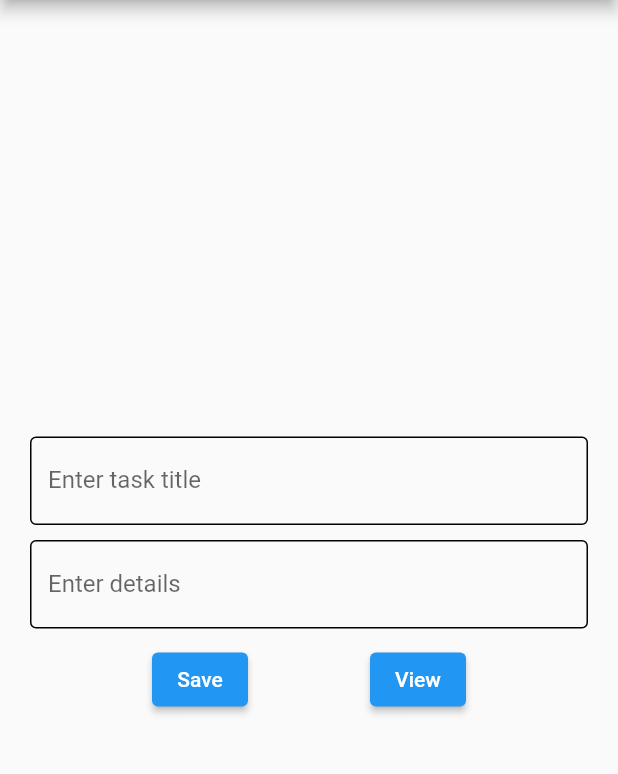
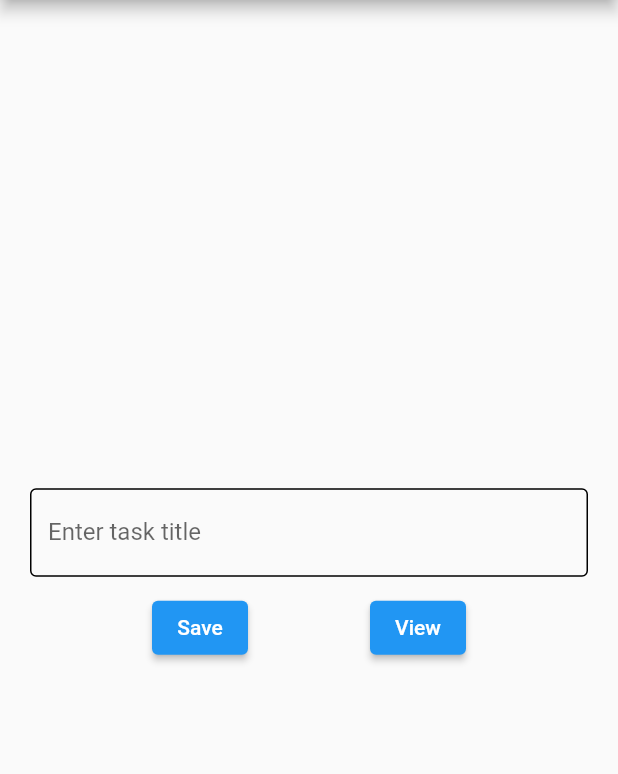
Before and after one commit to derfliwbej/flutter-todo, a Flutter app: the screen it shows after launch, after a tap on "Save", on a phone screen of 412 x 824 dp, the part 84-858 px from its top. Run offline on Flutter 3.47's test engine with Material 2 defaults, Android fonts, the light colour scheme and no system bars; our stand-ins replace sqflite; accounts and stored records are empty.

Commit message:
Refactor: Edited AddTask, TaskInputField, and ButtonsWidget template

```diff
--- a/panganibanjwd_exer4_wx4l/lib/add_task.dart
+++ b/panganibanjwd_exer4_wx4l/lib/add_task.dart
@@ -1,7 +1,5 @@
 import 'package:flutter/material.dart';
 import 'view_tasks.dart';
-import 'TaskModel.dart';
-import 'dbhandler.dart';
 
 class AddTask extends StatefulWidget {
   const AddTask({Key? key}) : super(key: key);
@@ -12,29 +10,22 @@ class AddTask extends StatefulWidget {
 
 class _AddTaskState extends State<AddTask> {
   late TextEditingController _titleController;
-  late TextEditingController _detailsController;
-  late DatabaseHandler _dbHandler;
 
   @override
   void initState() {
     super.initState();
     _titleController = TextEditingController();
-    _detailsController = TextEditingController();
-    _dbHandler = DatabaseHandler();
   }
 
   @override
   void dispose() {
     _titleController.dispose();
-    _detailsController.dispose();
     super.dispose();
   }
 
   void saveTask() async {
-    if (_titleController.text.length != 0 && _detailsController.text.length != 0) {
-      await _dbHandler.addTask(Task(title: _titleController.text, details: _detailsController.text));
+    if (_titleController.text.length != 0) {
       _titleController.clear();
-      _detailsController.clear();
     }
   }
 
@@ -46,8 +37,7 @@ class _AddTaskState extends State<AddTask> {
         mainAxisAlignment: MainAxisAlignment.center,
         children: [
           TaskInputField(controller: _titleController, label: 'Enter task title'),
-          TaskInputField(controller: _detailsController, label: 'Enter details'),
-          ButtonsWidget(saveTask: saveTask, dbHandler: _dbHandler),
+          ButtonsWidget(saveTask: saveTask),
         ]
       )
     );
@@ -82,9 +72,8 @@ class TaskInputField extends StatelessWidget {
 
 class ButtonsWidget extends StatelessWidget {
   final Function() saveTask;
-  final DatabaseHandler dbHandler;
 
-  const ButtonsWidget({Key? key, required this.saveTask, required this.dbHandler }) : super(key: key);
+  const ButtonsWidget({Key? key, required this.saveTask }) : super(key: key);
 
   @override
   Widget build(BuildContext context) {
@@ -94,7 +83,7 @@ class ButtonsWidget extends StatelessWidget {
         children: [
           ElevatedButton(child: Text('Save'), onPressed: saveTask),
           ElevatedButton(child: Text('View'), onPressed: () {
-            Navigator.push(context, MaterialPageRoute(builder: (context) => TaskList(dbHandler: dbHandler)));
+            Navigator.push(context, MaterialPageRoute(builder: (context) => TaskList()));
           })
         ]
       )
```
